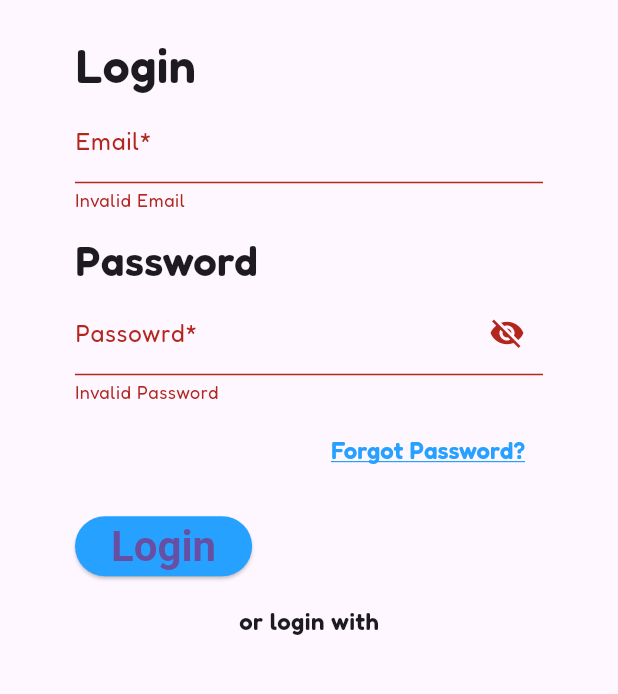
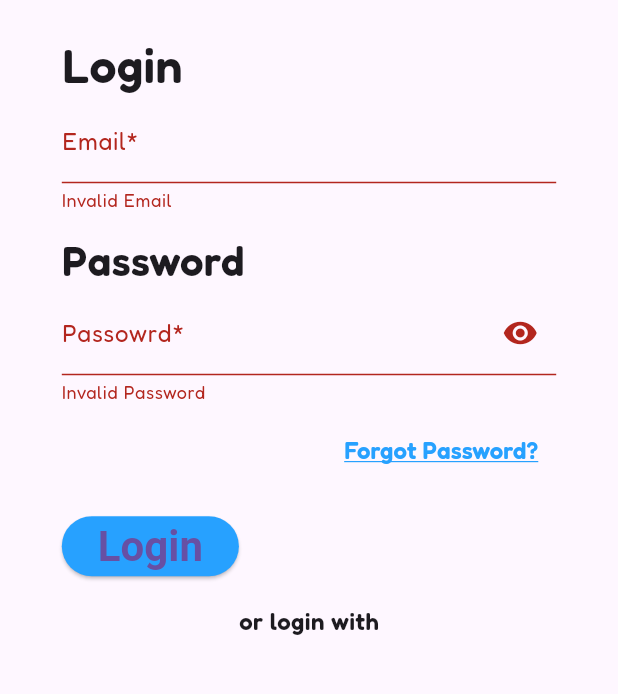
Before and after one commit to Aureus10/Event-Management-App-Using-Flutter, a Flutter app: the screen it shows after launch, after a tap on "Login", on a phone screen of 412 x 824 dp, the part 422-1116 px from its top. Run offline on Flutter 3.47's test engine with Material 3 defaults, Android fonts, the phone set to English and light mode, and no system bars; our stand-ins replace firebase_auth, firebase_core; accounts and stored records are empty.

Commit message:
Revised Login
(Issue: corrupt emulator)

```diff
--- a/lib/app.dart
+++ b/lib/app.dart
@@ -1,4 +1,5 @@
-import 'package:assignment/routes/routes.dart';
+import 'package:assignment/auth.dart';
+import 'package:assignment/screens/home_screen.dart';
 import 'package:assignment/screens/login_screen.dart';
 import 'package:assignment/screens/splash_screen.dart';
 import 'package:flutter/material.dart';
@@ -10,12 +11,22 @@ class MainApp extends StatelessWidget {
   Widget build(BuildContext context) {
     return MaterialApp(
       debugShowCheckedModeBanner: false,
-        theme: ThemeData(fontFamily: 'Fredoka'),
-        // home: const SplashArt(),
-
-        // home: const LoginScreen(),
-        initialRoute: '/',
-        routes: routesConfig,
-        );
+      theme: ThemeData(fontFamily: 'Fredoka'),
+      // initialRoute: '/',
+      // routes: routesConfig,
+      home: StreamBuilder(
+          stream: Auth().authStateChanges,
+          builder: ((context, snapshot) {
+            if (snapshot.connectionState == ConnectionState.waiting) {
+              print("helloSplashART");
+              return const SplashArt();
+            }
+            if (snapshot.hasData) {
+              print("hello world");
+              return const HomeScreen();
+            }
+            return const LoginScreen();
+          })),
+    );
   }
 }
--- a/lib/components/password_field.dart
+++ b/lib/components/password_field.dart
@@ -2,18 +2,29 @@ import 'package:flutter/material.dart';
 import 'package:assignment/utils/form_vadidator.dart';
 
 class PasswordField extends StatefulWidget {
-  const PasswordField({super.key});
+  final String email;
+  final ValueChanged<String> onChanged;
+
+  const PasswordField({
+    super.key,
+    required this.email,
+    required this.onChanged
+  });
 
   @override
   State<PasswordField> createState() => PasswordFieldState();
 }
 
 class PasswordFieldState extends State<PasswordField> {
-  bool _isHidden = false;
+  bool _isHidden = true;
+
 
   @override
   Widget build(BuildContext context) {
     return TextFormField(
+      onChanged: (value) {
+        widget.onChanged(value);
+      },
       obscureText: _isHidden,
       decoration: InputDecoration(
         // icon: Icon(Icons.password),
--- a/lib/main.dart
+++ b/lib/main.dart
@@ -1,6 +1,13 @@
 import 'package:assignment/app.dart';
+import 'package:assignment/firebase_options.dart';
+import 'package:firebase_core/firebase_core.dart';
 import 'package:flutter/material.dart';
 
-void main() {
+void main() async {
+  WidgetsFlutterBinding.ensureInitialized();
+  await Firebase.initializeApp(
+    options: DefaultFirebaseOptions.currentPlatform,
+  );
+
   runApp(const MainApp());
 }
--- a/lib/routes/routes.dart
+++ b/lib/routes/routes.dart
@@ -1,9 +1,11 @@
+import 'package:assignment/screens/home_screen.dart';
 import 'package:assignment/screens/login_screen.dart';
 import 'package:assignment/screens/splash_screen.dart';
 import 'package:flutter/material.dart';
 
 final Map<String, WidgetBuilder> routesConfig = {
   '/': (context) => const SplashArt(),
-  '/login': (context) => LoginScreen(),
+  '/login': (context) => const LoginScreen(),
+  '/home': (context) => const HomeScreen(),
 
 };
--- a/lib/screens/login_screen.dart
+++ b/lib/screens/login_screen.dart
@@ -1,25 +1,52 @@
-import 'dart:io';
-
+import 'package:assignment/auth.dart';
 import 'package:assignment/components/buttons.dart';
 import 'package:assignment/components/fonts.dart';
 import 'package:assignment/components/password_field.dart';
 import 'package:assignment/theme/colors.dart';
 import 'package:assignment/theme/fonts.dart';
 import 'package:assignment/utils/form_vadidator.dart';
-import 'package:assignment/widgets/header_bar.dart';
+import 'package:firebase_auth/firebase_auth.dart';
 import 'package:flutter/material.dart';
 
-class LoginScreen extends StatelessWidget {
-  LoginScreen({super.key});
+class LoginScreen extends StatefulWidget {
+  const LoginScreen({super.key});
 
+  @override
+  State<LoginScreen> createState() => _LoginScreenState();
+}
+
+class _LoginScreenState extends State<LoginScreen> {
+  String? errorMessage = '';
+  bool isLogin = true;
+
+  String _email = '';
+  String _password = '';
   final _formKey = GlobalKey<FormState>();
+
+  Future<void> signInWithEmailAndPassword() async {
+    try {
+      await Auth().signInWithEmailAndPassword(
+        email: _email,
+        password: _password,
+      );
+    } on FirebaseAuthException catch (e) {
+      // ScaffoldMessenger.of(context).clearSnackBars();
+      // ScaffoldMessenger.of(context).showSnackBar(
+      //   SnackBar(
+      //     content: Text(e.message ?? 'Authentication failed.'),
+      //   ),
+      // );
+    }
+  }
 
   @override
   Widget build(BuildContext context) {
     return Scaffold(
         body: SafeArea(
-            child: Padding(
-      padding: const EdgeInsets.symmetric(vertical: 0, horizontal: 50),
+            child: Center(
+      child: SingleChildScrollView(
+        padding: EdgeInsets.symmetric(
+            vertical: 0, horizontal: MediaQuery.of(context).size.width * 0.1),
         child: Column(
           mainAxisAlignment: MainAxisAlignment.center,
           crossAxisAlignment: CrossAxisAlignment.start,
@@ -45,6 +72,9 @@ class LoginScreen extends StatelessWidget {
                   //   style: h2TextStyle,
                   // ),
                   TextFormField(
+                    onChanged: (value) {
+                      _email = value;
+                    },
                     decoration: const InputDecoration(
                       // icon: Icon(Icons.email),
                       hintText: 'example@gmail.com',
@@ -64,7 +94,12 @@ class LoginScreen extends StatelessWidget {
                     'Password',
                     style: CustomizedFontStyle.h2TextStyle,
                   ),
-                const PasswordField(),
+                  PasswordField(
+                    email: _password,
+                    onChanged: (value) {
+                      _password = value;
+                    },
+                  ),
                   const SizedBox(
                     height: 6,
                   ),
@@ -87,8 +122,10 @@ class LoginScreen extends StatelessWidget {
             ElevatedButton(
                 onPressed: () {
                   if (_formKey.currentState!.validate()) {
-                  ScaffoldMessenger.of(context).showSnackBar(
-                      const SnackBar(content: Text('Login Successful')));
+                    ScaffoldMessenger.of(context).showSnackBar(SnackBar(
+                        content:
+                            Text('Login Successful $_email and $_password')));
+                    signInWithEmailAndPassword();
                   }
                 },
                 style: ElevatedButton.styleFrom(
@@ -131,6 +168,7 @@ class LoginScreen extends StatelessWidget {
             ),
           ],
         ),
+      ),
     )));
   }
 }
--- a/lib/screens/splash_screen.dart
+++ b/lib/screens/splash_screen.dart
@@ -2,7 +2,6 @@ import 'package:assignment/screens/login_screen.dart';
 import 'package:assignment/theme/colors.dart';
 import 'package:flutter/material.dart';
 import 'package:flutter/services.dart';
-import 'package:flutter/widgets.dart';
 
 class SplashArt extends StatefulWidget {
   const SplashArt({super.key});
@@ -17,10 +16,10 @@ class _SplashArtState extends State<SplashArt>
   void initState() {
     super.initState();
     SystemChrome.setEnabledSystemUIMode(SystemUiMode.immersive);
-    Future.delayed(const Duration(seconds: 2), () {
-      Navigator.of(context).pushReplacement(
-          MaterialPageRoute(builder: (_) => LoginScreen()));
-    });
+    // Future.delayed(const Duration(seconds: 2), () {
+    //   Navigator.of(context).pushReplacement(
+    //       MaterialPageRoute(builder: (_) => LoginScreen()));
+    // });
   }
 
   @override
@@ -57,20 +56,3 @@ class _SplashArtState extends State<SplashArt>
     );
   }
 }
-
-// class SplashArt extends StatelessWidget {
-//   const SplashArt({super.key});
-
-//   @override
-//   Widget build(BuildContext context) {
-//     return const Scaffold(
-//       body: Center(
-//         child: Image(
-//           image: AssetImage('assets/images/logo.jpg'),
-//           width: 288,
-//           height: 288,
-//         ),
-//       ),
-//     );
-//   }
-// }
```
Also changed, not shown: lib/auth.dart (added, +28 -0 lines), lib/screens/home_screen.dart (added, +10 -0 lines), 1 other file. Lines whose indentation alone changed are shown as unchanged.
